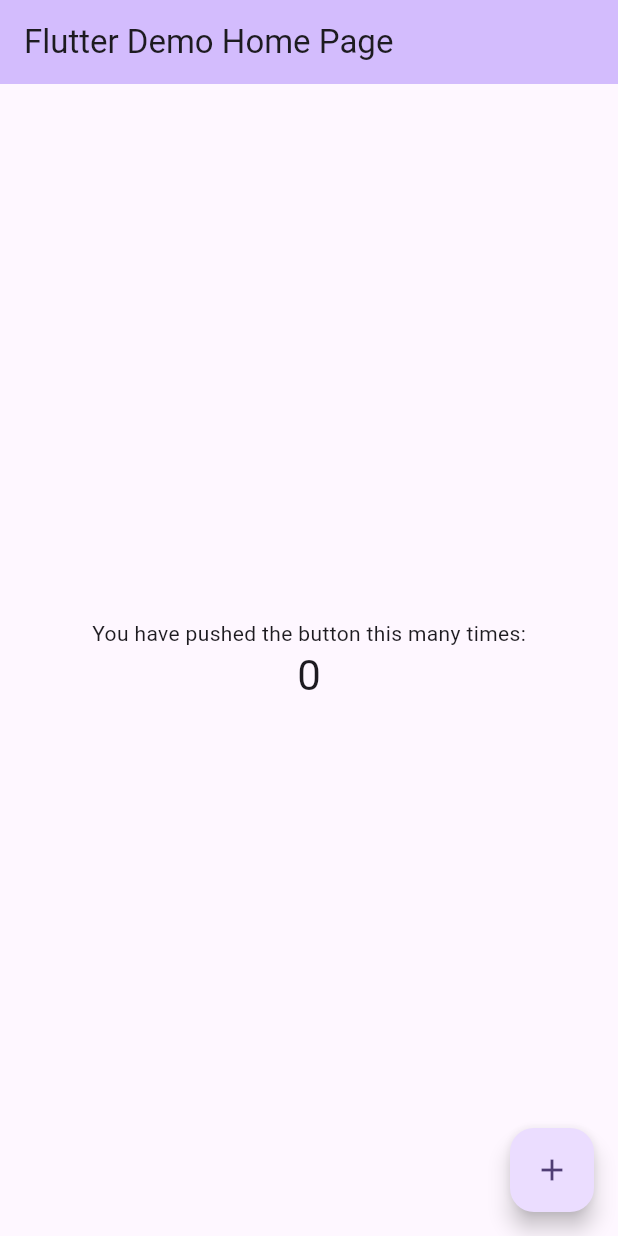
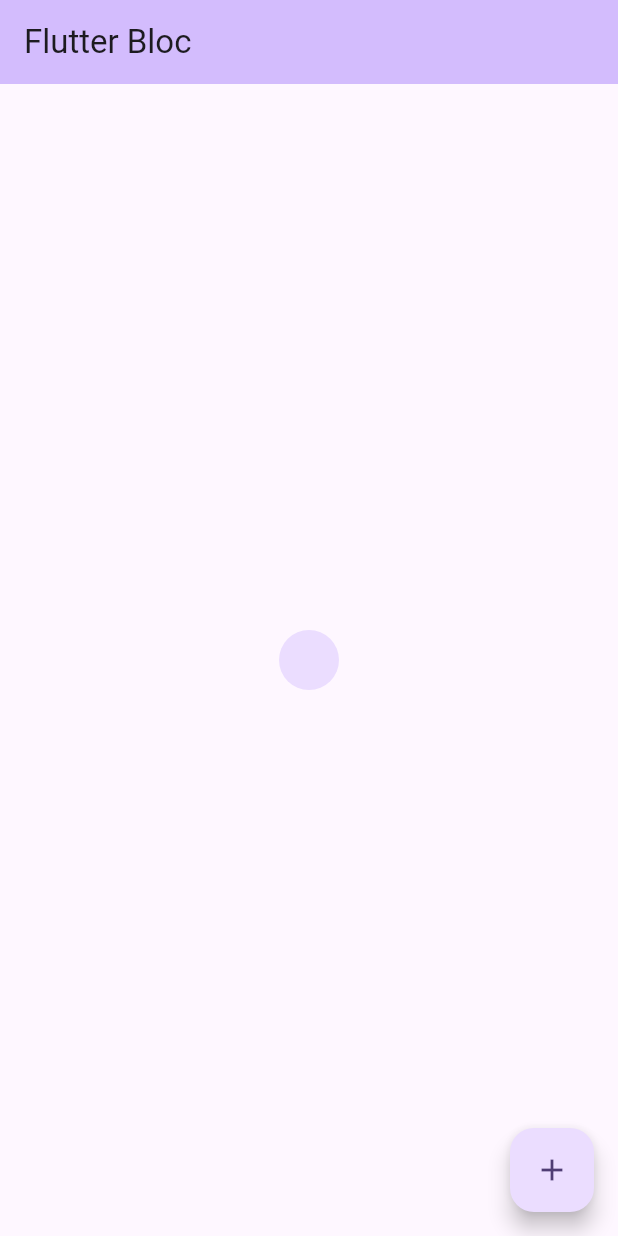
Before and after one commit to Shayanali4075/bloc_practice, a Flutter app: the screen it shows after launch, on a phone screen of 412 x 824 dp. Run offline on Flutter 3.47's test engine with Material 3 defaults, Android fonts, the phone set to English and light mode, and no system bars; our stand-ins replace bloc, equatable, flutter_bloc, image_picker.

Commit message:
used image picker

```diff
--- /dev/null
+++ b/lib/bloc/imagepicker/imagepickerbloc.dart
@@ -0,0 +1,20 @@
+import 'package:bloc/bloc.dart';
+import 'package:bloc_practice/bloc/imagepicker/imagepickerevent.dart';
+import 'package:bloc_practice/bloc/imagepicker/imagepickerstate.dart';
+import 'package:bloc_practice/utils/imagePickerutils.dart';
+import 'package:image_picker/image_picker.dart';
+
+class ImagePickerBloc extends Bloc<ImagePickerEvent, ImagePickerState>{
+
+  PickImageUtils picker = PickImageUtils();
+
+  ImagePickerBloc(this.picker) : super(const ImagePickerState()){
+    on<PickImageFromGalleryEvent>(pickImage);
+  }
+
+  void pickImage(PickImageFromGalleryEvent event, Emitter<ImagePickerState> states) async {
+    XFile? file = await picker.pickImageFromGAllery();
+    emit(state.copyWith(file: file));
+  }
+
+}
--- /dev/null
+++ b/lib/bloc/imagepicker/imagepickerevent.dart
@@ -0,0 +1,10 @@
+import 'package:equatable/equatable.dart';
+
+abstract class ImagePickerEvent extends Equatable{
+  const ImagePickerEvent();
+
+  @override
+  List<Object> get props => [];
+}
+
+class PickImageFromGalleryEvent extends ImagePickerEvent{}
--- /dev/null
+++ b/lib/bloc/imagepicker/imagepickerstate.dart
@@ -0,0 +1,16 @@
+import 'package:equatable/equatable.dart';
+import 'package:image_picker/image_picker.dart';
+
+class ImagePickerState extends Equatable {
+  final XFile? file;
+  const ImagePickerState({this.file});
+
+  ImagePickerState copyWith({XFile? file}){
+    return ImagePickerState(
+      file: file ?? this.file
+    );
+  }
+
+  @override
+  List<Object?> get props => [file];
+}
--- a/lib/main.dart
+++ b/lib/main.dart
@@ -1,4 +1,8 @@
+import 'package:bloc_practice/bloc/imagepicker/imagepickerbloc.dart';
+import 'package:bloc_practice/utils/imagePickerutils.dart';
 import 'package:flutter/material.dart';
+import 'package:bloc_practice/view/homepage.dart';
+import 'package:flutter_bloc/flutter_bloc.dart';
 
 void main() {
   runApp(const MyApp());
@@ -10,7 +14,11 @@ class MyApp extends StatelessWidget {
   // This widget is the root of your application.
   @override
   Widget build(BuildContext context) {
-    return MaterialApp(
+    return MultiBlocProvider(
+        providers: [
+          BlocProvider(create: (context) => ImagePickerBloc(PickImageUtils()),)
+        ],
+        child: MaterialApp(
           title: 'Flutter Demo',
           theme: ThemeData(
             // This is the theme of your application.
@@ -31,95 +39,7 @@ class MyApp extends StatelessWidget {
             colorScheme: ColorScheme.fromSeed(seedColor: Colors.deepPurple),
             useMaterial3: true,
           ),
-      home: const MyHomePage(title: 'Flutter Demo Home Page'),
-    );
+          home: const MyHomePage(title: 'Flutter Bloc'),
+        ));
   }
 }
-
-class MyHomePage extends StatefulWidget {
-  const MyHomePage({super.key, required this.title});
-
-  // This widget is the home page of your application. It is stateful, meaning
-  // that it has a State object (defined below) that contains fields that affect
-  // how it looks.
-
-  // This class is the configuration for the state. It holds the values (in this
-  // case the title) provided by the parent (in this case the App widget) and
-  // used by the build method of the State. Fields in a Widget subclass are
-  // always marked "final".
-
-  final String title;
-
-  @override
-  State<MyHomePage> createState() => _MyHomePageState();
-}
-
-class _MyHomePageState extends State<MyHomePage> {
-  int _counter = 0;
-
-  void _incrementCounter() {
-    setState(() {
-      // This call to setState tells the Flutter framework that something has
-      // changed in this State, which causes it to rerun the build method below
-      // so that the display can reflect the updated values. If we changed
-      // _counter without calling setState(), then the build method would not be
-      // called again, and so nothing would appear to happen.
-      _counter++;
-    });
-  }
-
-  @override
-  Widget build(BuildContext context) {
-    // This method is rerun every time setState is called, for instance as done
-    // by the _incrementCounter method above.
-    //
-    // The Flutter framework has been optimized to make rerunning build methods
-    // fast, so that you can just rebuild anything that needs updating rather
-    // than having to individually change instances of widgets.
-    return Scaffold(
-      appBar: AppBar(
-        // TRY THIS: Try changing the color here to a specific color (to
-        // Colors.amber, perhaps?) and trigger a hot reload to see the AppBar
-        // change color while the other colors stay the same.
-        backgroundColor: Theme.of(context).colorScheme.inversePrimary,
-        // Here we take the value from the MyHomePage object that was created by
-        // the App.build method, and use it to set our appbar title.
-        title: Text(widget.title),
-      ),
-      body: Center(
-        // Center is a layout widget. It takes a single child and positions it
-        // in the middle of the parent.
-        child: Column(
-          // Column is also a layout widget. It takes a list of children and
-          // arranges them vertically. By default, it sizes itself to fit its
-          // children horizontally, and tries to be as tall as its parent.
-          //
-          // Column has various properties to control how it sizes itself and
-          // how it positions its children. Here we use mainAxisAlignment to
-          // center the children vertically; the main axis here is the vertical
-          // axis because Columns are vertical (the cross axis would be
-          // horizontal).
-          //
-          // TRY THIS: Invoke "debug painting" (choose the "Toggle Debug Paint"
-          // action in the IDE, or press "p" in the console), to see the
-          // wireframe for each widget.
-          mainAxisAlignment: MainAxisAlignment.center,
-          children: <Widget>[
-            const Text(
-              'You have pushed the button this many times:',
-            ),
-            Text(
-              '$_counter',
-              style: Theme.of(context).textTheme.headlineMedium,
-            ),
-          ],
-        ),
-      ),
-      floatingActionButton: FloatingActionButton(
-        onPressed: _incrementCounter,
-        tooltip: 'Increment',
-        child: const Icon(Icons.add),
-      ), // This trailing comma makes auto-formatting nicer for build methods.
-    );
-  }
-}
--- /dev/null
+++ b/lib/utils/imagePickerutils.dart
@@ -0,0 +1,11 @@
+import 'package:image_picker/image_picker.dart';
+
+class PickImageUtils{
+  ImagePicker picker = ImagePicker();
+
+  Future pickImageFromGAllery()async{
+    XFile? file = await picker.pickImage(source: ImageSource.gallery);
+    return file;
+  }
+
+}
--- /dev/null
+++ b/lib/view/homepage.dart
@@ -0,0 +1,81 @@
+import 'dart:io';
+
+import 'package:bloc_practice/bloc/imagepicker/imagepickerbloc.dart';
+import 'package:bloc_practice/bloc/imagepicker/imagepickerevent.dart';
+import 'package:bloc_practice/bloc/imagepicker/imagepickerstate.dart';
+import 'package:flutter/material.dart';
+import 'package:flutter_bloc/flutter_bloc.dart';
+
+class MyHomePage extends StatefulWidget {
+  const MyHomePage({super.key, required this.title});
+
+  // This widget is the home page of your application. It is stateful, meaning
+  // that it has a State object (defined below) that contains fields that affect
+  // how it looks.
+
+  // This class is the configuration for the state. It holds the values (in this
+  // case the title) provided by the parent (in this case the App widget) and
+  // used by the build method of the State. Fields in a Widget subclass are
+  // always marked "final".
+
+  final String title;
+
+  @override
+  State<MyHomePage> createState() => _MyHomePageState();
+}
+
+class _MyHomePageState extends State<MyHomePage> {
+  int _counter = 0;
+
+  void _incrementCounter() {
+    setState(() {
+      // This call to setState tells the Flutter framework that something has
+      // changed in this State, which causes it to rerun the build method below
+      // so that the display can reflect the updated values. If we changed
+      // _counter without calling setState(), then the build method would not be
+      // called again, and so nothing would appear to happen.
+      _counter++;
+    });
+  }
+
+  @override
+  Widget build(BuildContext context) {
+    // This method is rerun every time setState is called, for instance as done
+    // by the _incrementCounter method above.
+    //
+    // The Flutter framework has been optimized to make rerunning build methods
+    // fast, so that you can just rebuild anything that needs updating rather
+    // than having to individually change instances of widgets.
+    return Scaffold(
+      appBar: AppBar(
+        // TRY THIS: Try changing the color here to a specific color (to
+        // Colors.amber, perhaps?) and trigger a hot reload to see the AppBar
+        // change color while the other colors stay the same.
+        backgroundColor: Theme.of(context).colorScheme.inversePrimary,
+        // Here we take the value from the MyHomePage object that was created by
+        // the App.build method, and use it to set our appbar title.
+        title: Text(widget.title),
+      ),
+      body: Center(
+        // Center is a layout widget. It takes a single child and positions it
+        // in the middle of the parent.
+        child: BlocBuilder<ImagePickerBloc,ImagePickerState>(builder: (context, state) {
+          if (state.file == null) {
+            return InkWell(
+              onTap: (){
+                context.read<ImagePickerBloc>().add(PickImageFromGalleryEvent());
+              },
+              child: CircleAvatar());
+          } else {
+            return Image.file(File(state.file!.path));
+          }
+        },),
+        ),
+      floatingActionButton: FloatingActionButton(
+        onPressed: _incrementCounter,
+        tooltip: 'Increment',
+        child: const Icon(Icons.add),
+      ), // This trailing comma makes auto-formatting nicer for build methods.
+    );
+  }
+}
--- a/pubspec.yaml
+++ b/pubspec.yaml
@@ -35,6 +35,10 @@ dependencies:
   # The following adds the Cupertino Icons font to your application.
   # Use with the CupertinoIcons class for iOS style icons.
   cupertino_icons: ^1.0.2
+  bloc: ^8.1.2
+  flutter_bloc: ^8.1.3
+  image_picker: ^1.0.7
+  equatable: ^2.0.5
 
 dev_dependencies:
   flutter_test:
```
Also changed, not shown: pubspec.lock, 6 other files. Lines whose indentation alone changed are shown as unchanged.
